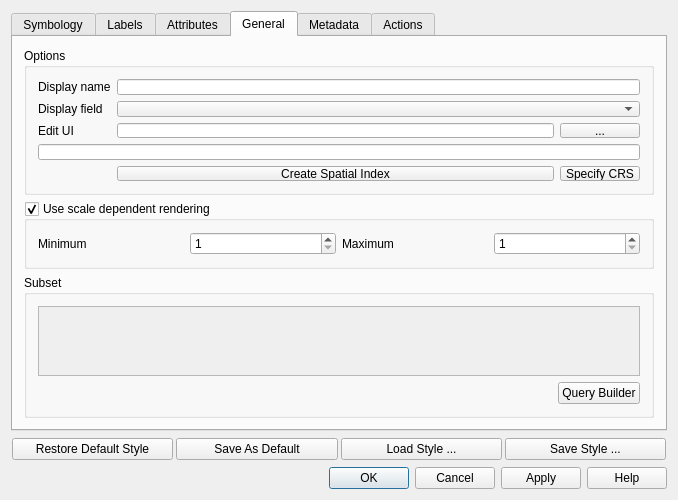
First picture: the form in src/ui/qgsvectorlayerpropertiesbase.ui, repository qgis/QGIS, before the edit.
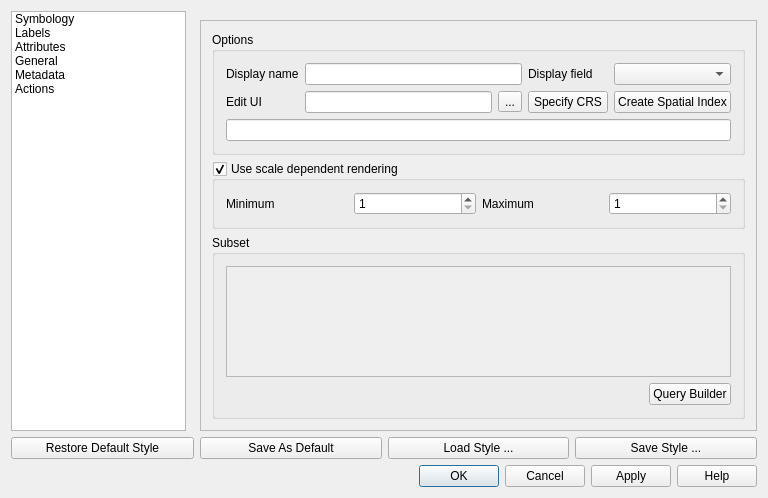
Second picture: the form after the edit. The open tabs and pages were chosen to show the change. Icons and pictures are not drawn.

Patch:
```diff
--- a/src/ui/qgsvectorlayerpropertiesbase.ui
+++ b/src/ui/qgsvectorlayerpropertiesbase.ui
@@ -6,29 +6,62 @@
    <rect>
     <x>0</x>
     <y>0</y>
-    <width>678</width>
-    <height>500</height>
+    <width>768</width>
+    <height>498</height>
    </rect>
   </property>
-  <property name="minimumSize">
-   <size>
-    <width>0</width>
-    <height>500</height>
-   </size>
-  </property>
   <property name="windowTitle">
    <string>Layer Properties</string>
   </property>
   <property name="windowIcon">
    <iconset>
-    <normaloff/>
-   </iconset>
+    <normaloff>../../../../../.designer/backup</normaloff>../../../../../.designer/backup</iconset>
   </property>
   <property name="modal">
    <bool>true</bool>
   </property>
-  <layout class="QGridLayout">
-   <item row="1" column="0">
+  <layout class="QGridLayout" name="gridLayout">
+   <item row="0" column="0">
+    <widget class="QListWidget" name="listWidget">
+     <property name="iconSize">
+      <size>
+       <width>64</width>
+       <height>64</height>
+      </size>
+     </property>
+     <item>
+      <property name="text">
+       <string>Symbology</string>
+      </property>
+     </item>
+     <item>
+      <property name="text">
+       <string>Labels</string>
+      </property>
+     </item>
+     <item>
+      <property name="text">
+       <string>Attributes</string>
+      </property>
+     </item>
+     <item>
+      <property name="text">
+       <string>General</string>
+      </property>
+     </item>
+     <item>
+      <property name="text">
+       <string>Metadata</string>
+      </property>
+     </item>
+     <item>
+      <property name="text">
+       <string>Actions</string>
+      </property>
+     </item>
+    </widget>
+   </item>
+   <item row="0" column="1">
     <layout class="QHBoxLayout">
      <property name="spacing">
       <number>3</number>
@@ -36,77 +69,15 @@
      <property name="margin">
       <number>1</number>
      </property>
-     <item>
-      <widget class="QPushButton" name="pbnLoadDefaultStyle">
-       <property name="text">
-        <string>Restore Default Style</string>
-       </property>
-      </widget>
-     </item>
-     <item>
-      <widget class="QPushButton" name="pbnSaveDefaultStyle">
-       <property name="text">
-        <string>Save As Default</string>
-       </property>
-      </widget>
-     </item>
-     <item>
-      <widget class="QPushButton" name="pbnLoadStyle">
-       <property name="text">
-        <string>Load Style ...</string>
-       </property>
-      </widget>
-     </item>
-     <item>
-      <widget class="QPushButton" name="pbnSaveStyleAs">
-       <property name="text">
-        <string>Save Style ...</string>
-       </property>
-      </widget>
-     </item>
     </layout>
    </item>
-   <item row="3" column="0">
-    <widget class="QDialogButtonBox" name="buttonBox">
-     <property name="orientation">
-      <enum>Qt::Horizontal</enum>
-     </property>
-     <property name="standardButtons">
-      <set>QDialogButtonBox::Apply|QDialogButtonBox::Cancel|QDialogButtonBox::Help|QDialogButtonBox::Ok</set>
-     </property>
-    </widget>
-   </item>
-   <item row="0" column="0">
-    <widget class="QTabWidget" name="tabWidget">
-     <property name="enabled">
-      <bool>true</bool>
-     </property>
-     <property name="sizePolicy">
-      <sizepolicy hsizetype="Expanding" vsizetype="Expanding">
-       <horstretch>0</horstretch>
-       <verstretch>0</verstretch>
-      </sizepolicy>
-     </property>
-     <property name="autoFillBackground">
-      <bool>false</bool>
-     </property>
-     <property name="tabShape">
-      <enum>QTabWidget::Rounded</enum>
-     </property>
+   <item row="0" column="2" colspan="3">
+    <widget class="QStackedWidget" name="stackedWidget">
      <property name="currentIndex">
-      <number>3</number>
+      <number>0</number>
      </property>
-     <widget class="QWidget" name="tab2">
-      <property name="sizePolicy">
-       <sizepolicy hsizetype="Expanding" vsizetype="Expanding">
-        <horstretch>0</horstretch>
-        <verstretch>0</verstretch>
-       </sizepolicy>
-      </property>
-      <attribute name="title">
-       <string>Symbology</string>
-      </attribute>
-      <layout class="QGridLayout">
+     <widget class="QWidget" name="page_3">
+      <layout class="QGridLayout" name="gridLayout_4">
        <item row="0" column="0">
         <widget class="QLabel" name="legendtypelabel">
          <property name="sizePolicy">
@@ -209,11 +180,8 @@
        </item>
       </layout>
      </widget>
-     <widget class="QWidget" name="tab4">
-      <attribute name="title">
-       <string>Labels</string>
-      </attribute>
-      <layout class="QGridLayout">
+     <widget class="QWidget" name="page_4">
+      <layout class="QGridLayout" name="gridLayout_5">
        <item row="0" column="0">
         <widget class="QCheckBox" name="labelCheckBox">
          <property name="sizePolicy">
@@ -248,14 +216,9 @@
        </item>
       </layout>
      </widget>
-     <widget class="QWidget" name="tab6">
-      <attribute name="title">
-       <string>Attributes</string>
-      </attribute>
-      <layout class="QGridLayout" name="gridLayout">
+     <widget class="QWidget" name="page_5">
+      <layout class="QGridLayout" name="gridLayout_6">
        <item row="0" column="0">
-        <layout class="QHBoxLayout" name="horizontalLayout">
-         <item>
           <widget class="QToolButton" name="mAddAttributeButton">
            <property name="sizePolicy">
             <sizepolicy hsizetype="Fixed" vsizetype="Fixed">
@@ -271,14 +234,14 @@
            </property>
            <property name="icon">
             <iconset>
-             <normaloff>../xpm/new_attribute.png</normaloff>../xpm/new_attribute.png</iconset>
+           <normaloff>../../../../../.designer/xpm/new_attribute.png</normaloff>../../../../../.designer/xpm/new_attribute.png</iconset>
            </property>
            <property name="shortcut">
             <string>Ctrl+N</string>
            </property>
           </widget>
          </item>
-         <item>
+       <item row="0" column="1">
           <widget class="QToolButton" name="mDeleteAttributeButton">
            <property name="toolTip">
             <string>Delete column</string>
@@ -288,14 +251,14 @@
            </property>
            <property name="icon">
             <iconset>
-             <normaloff>../xpm/delete_attribute.png</normaloff>../xpm/delete_attribute.png</iconset>
+           <normaloff>../../../../../.designer/xpm/delete_attribute.png</normaloff>../../../../../.designer/xpm/delete_attribute.png</iconset>
            </property>
            <property name="shortcut">
             <string>Ctrl+X</string>
            </property>
           </widget>
          </item>
-         <item>
+       <item row="0" column="2">
           <widget class="QToolButton" name="mToggleEditingButton">
            <property name="toolTip">
             <string>Toggle editing mode</string>
@@ -311,7 +274,7 @@
            </property>
           </widget>
          </item>
-         <item>
+       <item row="0" column="3">
           <widget class="QToolButton" name="mCalculateFieldButton">
            <property name="toolTip">
             <string>Field calculator</string>
@@ -327,7 +290,7 @@
            </property>
           </widget>
          </item>
-         <item>
+       <item row="0" column="4">
           <spacer>
            <property name="orientation">
             <enum>Qt::Horizontal</enum>
@@ -340,9 +303,7 @@
            </property>
           </spacer>
          </item>
-        </layout>
-       </item>
-       <item row="1" column="0">
+       <item row="1" column="0" colspan="5">
         <widget class="QTableWidget" name="tblAttributes">
          <property name="sizePolicy">
           <sizepolicy hsizetype="Expanding" vsizetype="Expanding">
@@ -363,17 +324,41 @@
        </item>
       </layout>
      </widget>
-     <widget class="QWidget" name="tab1">
-      <attribute name="title">
-       <string>General</string>
-      </attribute>
-      <layout class="QGridLayout">
+     <widget class="QWidget" name="page_6">
+      <layout class="QGridLayout" name="gridLayout_7">
+       <property name="leftMargin">
+        <number>0</number>
+       </property>
+       <property name="topMargin">
+        <number>9</number>
+       </property>
+       <property name="rightMargin">
+        <number>0</number>
+       </property>
+       <property name="bottomMargin">
+        <number>0</number>
+       </property>
+       <item row="0" column="0">
+        <widget class="QScrollArea" name="scrollArea_2">
+         <property name="widgetResizable">
+          <bool>true</bool>
+         </property>
+         <widget class="QWidget" name="scrollAreaWidgetContents_2">
+          <property name="geometry">
+           <rect>
+            <x>0</x>
+            <y>0</y>
+            <width>555</width>
+            <height>401</height>
+           </rect>
+          </property>
+          <layout class="QGridLayout" name="gridLayout_3">
        <item row="0" column="0">
         <widget class="QGroupBox" name="indexGroupBox">
          <property name="title">
           <string>Options</string>
          </property>
-         <layout class="QGridLayout">
+             <layout class="QGridLayout" name="gridLayout_2">
           <item row="0" column="0">
            <widget class="QLabel" name="textLabel3">
             <property name="text">
@@ -384,10 +369,10 @@
             </property>
            </widget>
           </item>
-          <item row="0" column="1" colspan="2">
+              <item row="0" column="1">
            <widget class="QLineEdit" name="txtDisplayName"/>
           </item>
-          <item row="1" column="0">
+              <item row="0" column="2">
            <widget class="QLabel" name="textLabel2">
             <property name="toolTip">
              <string>Display field for the Identify Results dialog box</string>
@@ -403,58 +388,62 @@
             </property>
            </widget>
           </item>
-          <item row="1" column="1" colspan="2">
+              <item row="0" column="3">
            <widget class="QComboBox" name="displayFieldComboBox">
             <property name="whatsThis">
              <string>Use this control to set which field is placed at the top level of the Identify Results dialog box.</string>
             </property>
            </widget>
           </item>
-          <item row="3" column="0" colspan="3">
-           <widget class="QLineEdit" name="leSpatialRefSys">
-            <property name="readOnly">
-             <bool>true</bool>
-            </property>
-           </widget>
-          </item>
-          <item row="4" column="1">
-           <widget class="QPushButton" name="pbnIndex">
-            <property name="text">
-             <string>Create Spatial Index</string>
-            </property>
-           </widget>
-          </item>
-          <item row="4" column="2">
-           <widget class="QPushButton" name="pbnChangeSpatialRefSys">
-            <property name="toolTip">
-             <string>Specify the coordinate reference system of the layer's geometry.</string>
-            </property>
-            <property name="whatsThis">
-             <string>Specify the coordinate reference system of the layer's geometry.</string>
-            </property>
-            <property name="text">
-             <string>Specify CRS</string>
-            </property>
-           </widget>
-          </item>
-          <item row="2" column="0">
+              <item row="1" column="0">
            <widget class="QLabel" name="label">
             <property name="text">
              <string>Edit UI</string>
             </property>
            </widget>
           </item>
-          <item row="2" column="1">
+              <item row="1" column="1">
+               <layout class="QHBoxLayout" name="horizontalLayout_2">
+                <item>
            <widget class="QLineEdit" name="leEditForm"/>
           </item>
-          <item row="2" column="2">
-           <widget class="QPushButton" name="pbnSelectEditForm">
+                <item>
+                 <widget class="QToolButton" name="pbnSelectEditForm">
             <property name="text">
              <string>...</string>
             </property>
            </widget>
           </item>
          </layout>
+              </item>
+              <item row="1" column="2">
+               <widget class="QPushButton" name="pbnChangeSpatialRefSys">
+                <property name="toolTip">
+                 <string>Specify the coordinate reference system of the layer's geometry.</string>
+                </property>
+                <property name="whatsThis">
+                 <string>Specify the coordinate reference system of the layer's geometry.</string>
+                </property>
+                <property name="text">
+                 <string>Specify CRS</string>
+                </property>
+               </widget>
+              </item>
+              <item row="1" column="3">
+               <widget class="QPushButton" name="pbnIndex">
+                <property name="text">
+                 <string>Create Spatial Index</string>
+                </property>
+               </widget>
+              </item>
+              <item row="2" column="0" colspan="4">
+               <widget class="QLineEdit" name="leSpatialRefSys">
+                <property name="readOnly">
+                 <bool>true</bool>
+                </property>
+               </widget>
+              </item>
+             </layout>
         </widget>
        </item>
        <item row="1" column="0">
@@ -568,14 +557,12 @@
        </item>
       </layout>
      </widget>
-     <widget class="QWidget" name="tab3">
-      <attribute name="title">
-       <string>Metadata</string>
-      </attribute>
-      <layout class="QGridLayout">
-       <property name="margin">
-        <number>11</number>
-       </property>
+        </widget>
+       </item>
+      </layout>
+     </widget>
+     <widget class="QWidget" name="page_7">
+      <layout class="QGridLayout" name="gridLayout_8">
        <item row="0" column="0">
         <widget class="QTextEdit" name="teMetadata">
          <property name="lineWidth">
@@ -588,11 +575,8 @@
        </item>
       </layout>
      </widget>
-     <widget class="QWidget" name="tab5">
-      <attribute name="title">
-       <string>Actions</string>
-      </attribute>
-      <layout class="QGridLayout">
+     <widget class="QWidget" name="page_8">
+      <layout class="QGridLayout" name="gridLayout_9">
        <item row="0" column="0">
         <widget class="QFrame" name="actionOptionsFrame">
          <property name="sizePolicy">
@@ -613,6 +597,44 @@
      </widget>
     </widget>
    </item>
+   <item row="1" column="0" colspan="2">
+    <widget class="QPushButton" name="pbnLoadDefaultStyle">
+     <property name="text">
+      <string>Restore Default Style</string>
+     </property>
+    </widget>
+   </item>
+   <item row="1" column="2">
+    <widget class="QPushButton" name="pbnSaveDefaultStyle">
+     <property name="text">
+      <string>Save As Default</string>
+     </property>
+    </widget>
+   </item>
+   <item row="1" column="3">
+    <widget class="QPushButton" name="pbnLoadStyle">
+     <property name="text">
+      <string>Load Style ...</string>
+     </property>
+    </widget>
+   </item>
+   <item row="1" column="4">
+    <widget class="QPushButton" name="pbnSaveStyleAs">
+     <property name="text">
+      <string>Save Style ...</string>
+     </property>
+    </widget>
+   </item>
+   <item row="2" column="0" colspan="5">
+    <widget class="QDialogButtonBox" name="buttonBox">
+     <property name="orientation">
+      <enum>Qt::Horizontal</enum>
+     </property>
+     <property name="standardButtons">
+      <set>QDialogButtonBox::Apply|QDialogButtonBox::Cancel|QDialogButtonBox::Help|QDialogButtonBox::Ok</set>
+     </property>
+    </widget>
+   </item>
   </layout>
  </widget>
  <layoutdefault spacing="6" margin="11"/>
```
Left out of the diff: 34 changed lines with no effect on the pictures. Lines whose indentation alone changed are shown as unchanged.
